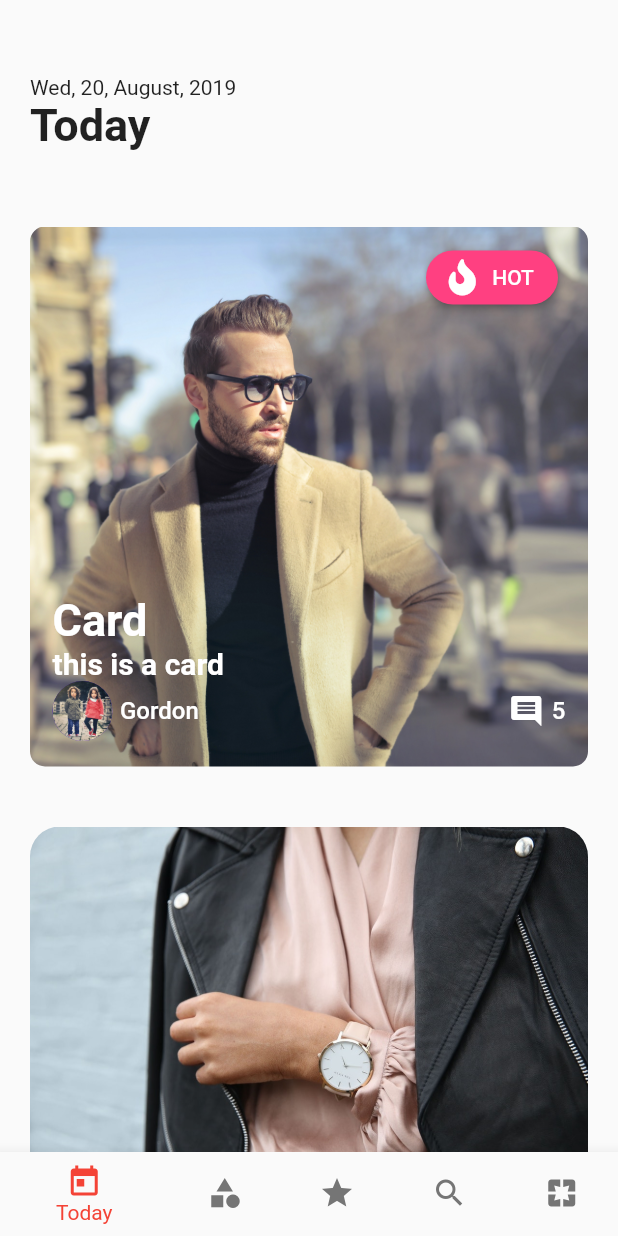
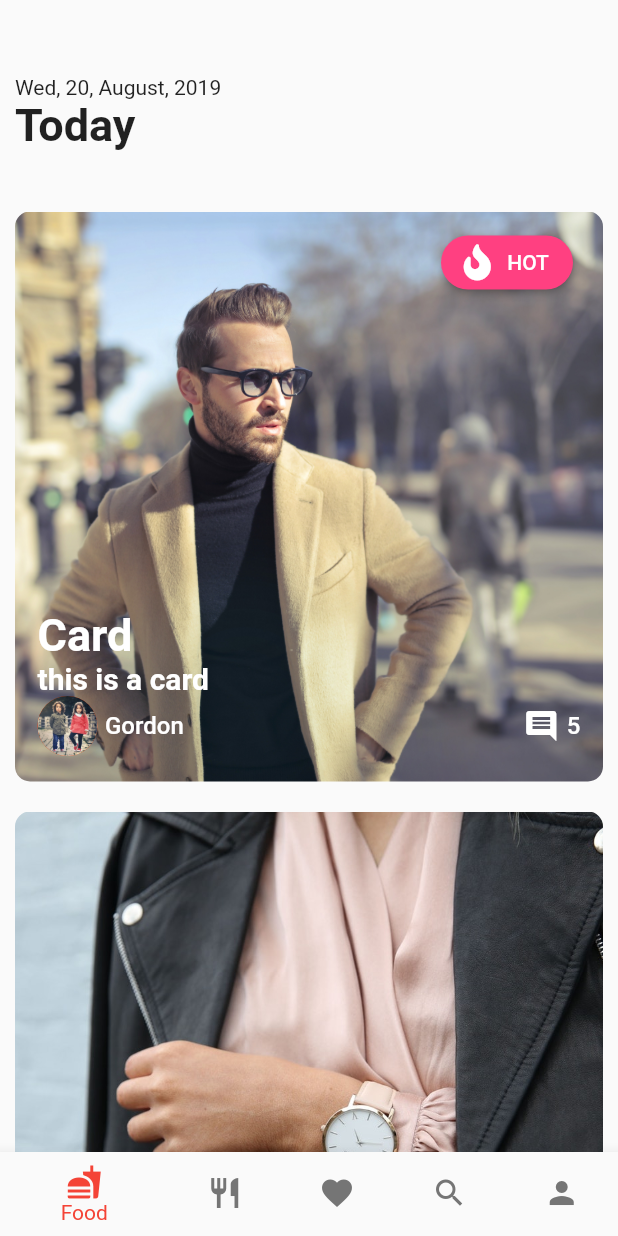
Before and after one commit to alphaolomi/food-app, a Flutter app: the HomePage screen opened by its route, on a phone screen of 412 x 824 dp. Run offline on Flutter 3.47's test engine with Material 2 defaults, Android fonts, the phone set to English and light mode, and no system bars; our stand-ins replace font_awesome_flutter.

Commit message:
add codes

```diff
--- a/lib/App.dart
+++ b/lib/App.dart
@@ -12,10 +12,11 @@ class App extends StatelessWidget {
     return MaterialApp(
       title: 'Food App',
       theme: ThemeData(
-        primarySwatch: Colors.deepPurple,
+        primarySwatch: Colors.deepOrange,
+        accentColor: Colors.deepOrangeAccent
       ),
       debugShowCheckedModeBanner: false,
-      home: LoginPage(),
+      home: HomePage(),
       routes: {
         loginPage: (BuildContext context) => LoginPage(),
         signIn: (BuildContext context) => LoginScreen(),
--- a/lib/model/album.dart
+++ b/lib/model/album.dart
@@ -9,18 +9,16 @@ class Album {
   final int comments;
   final bool showHome;
 
-  Album({
-      @required this.image,
+  Album(
+      {@required this.image,
       @required this.title,
       @required this.subTitle,
       @required this.profile,
       @required this.author,
       @required this.comments,
-      @required this.showHome
-      });
+      @required this.showHome});
+}
 
-
-}
 final List<Album> albums = <Album>[
   Album(
       author: "Gordon",
@@ -30,7 +28,6 @@ final List<Album> albums = <Album>[
       showHome: true,
       subTitle: 'this is a card',
       title: 'Card'),
-
   Album(
       author: "John Doe",
       comments: 35,
@@ -39,7 +36,6 @@ final List<Album> albums = <Album>[
       showHome: false,
       subTitle: 'Leopard by John Doe',
       title: 'Park wild'),
-
   Album(
       author: "Mary berry",
       comments: 15,
--- /dev/null
+++ b/lib/model/food.dart
@@ -0,0 +1,46 @@
+import 'package:flutter/foundation.dart';
+
+class Food {
+  final String image;
+  final String title;
+  final String subTitle;
+  final String thumbnail;
+  final String author;
+  final int comments;
+  final int rating;
+  final bool showHome;
+
+  Food({
+    @required this.image,
+    @required this.title,
+    @required this.subTitle,
+    @required this.thumbnail,
+    @required this.author,
+    @required this.comments,
+    @required this.rating,
+    @required this.showHome,
+  });
+}
+
+final List<Food> foods = <Food>[
+  Food(
+    title: 'Chicken Burger',
+    comments: 5,
+    rating: 4,
+    image: 'assets/images/a.jpg',
+    thumbnail: 'assets/images/foods/b.jpeg',
+    showHome: true,
+    subTitle: 'Mzigo mzitoo balaaa',
+    author: "By Shafii",
+  ),
+  Food(
+    title: 'Burger Masala',
+    comments: 35,
+    rating: 4,
+    image: 'assets/images/foods/a.jpeg',
+    thumbnail: 'assets/images/e.jpeg',
+    showHome: false,
+    subTitle: 'Best burger in Tanzania',
+    author: "By Veda",
+  ),
+];
--- a/lib/views/pages/home_page.dart
+++ b/lib/views/pages/home_page.dart
@@ -36,34 +36,24 @@ class _HomePageState extends State<HomePage> {
           currentIndex: _selectedIndex,
           items: [
             BottomNavigationBarItem(
-              icon: Icon(Icons.today),
-              title: Text(
-                'Today',
-              ),
+              icon: Icon(Icons.fastfood),
+              title: Text('Food'),
             ),
             BottomNavigationBarItem(
-              icon: Icon(Icons.category),
-              title: Text(
-                'Categories',
-              ),
+              icon: Icon(Icons.restaurant),
+              title: Text('Providers'),
             ),
             BottomNavigationBarItem(
-              icon: Icon(Icons.star),
-              title: Text(
-                'Discover',
-              ),
+              icon: Icon(Icons.favorite),
+              title: Text('Favorites'),
             ),
             BottomNavigationBarItem(
               icon: Icon(Icons.search),
-              title: Text(
-                'Search',
-              ),
+              title: Text('Search'),
             ),
             BottomNavigationBarItem(
-              icon: Icon(Icons.pages),
-              title: Text(
-                'Pages',
-              ),
+              icon: Icon(Icons.person),
+              title: Text('Profile'),
             )
           ],
         ));
--- a/lib/views/screens/today_screen.dart
+++ b/lib/views/screens/today_screen.dart
@@ -1,10 +1,7 @@
-import 'package:flutter/material.dart';
 import 'package:FoodApp/model/album.dart';
 import 'package:FoodApp/views/componets/cards/album_card.dart';
-import 'package:FoodApp/views/componets/cards/detailed_news_card.dart';
-import 'package:FoodApp/views/componets/cards/image_text_card.dart';
-import 'package:FoodApp/views/componets/cards/side_detail_card.dart';
 import 'package:FoodApp/views/componets/header/simple_header.dart';
+import 'package:flutter/material.dart';
 
 class TodayScreen extends StatelessWidget {
   @override
@@ -16,73 +13,21 @@ class TodayScreen extends StatelessWidget {
           SimpleHeader(
             date: 'Wed, 20, August, 2019',
             day: 'Today',
-            padding: 20,
+            padding: 10,
           ),
         ])),
         SliverList(
           delegate: SliverChildBuilderDelegate(
             (BuildContext context, int index) {
-              return index.isEven
-                  ? AlbumCard(
-                      album: albums[index],
-                      showDetails: true,
-                      padding: 20,
-                    )
-                  : DetailedNews(
-                      album: albums[index],
-                      padding: 20,
-                    );
+              return AlbumCard(
+                album: albums[index],
+                showDetails: true,
+                padding: 10,
+              );
             },
             childCount: albums.length,
           ),
         ),
-        SliverList(
-            delegate: SliverChildListDelegate([
-          SimpleHeader(
-            date: 'Wed, 12, August, 2019',
-            day: 'Monday',
-            padding: 20,
-          ),
-        ])),
-        SliverGrid(
-          delegate:
-              SliverChildBuilderDelegate((BuildContext context, int index) {
-            return Padding(
-              padding: EdgeInsets.only(
-                  left: index.isEven ? 20 : 0, right: index.isOdd ? 20 : 0),
-              child: ImageText(
-                album: albums[index],
-              ),
-            );
-          }, childCount: albums.length),
-          gridDelegate: SliverGridDelegateWithFixedCrossAxisCount(
-            crossAxisCount: 2,
-            mainAxisSpacing: 5,
-            crossAxisSpacing: 5,
-          ),
-        ),
-        SliverList(
-            delegate: SliverChildListDelegate([
-          SimpleHeader(
-            date: 'Thu, 12, August, 2019',
-            day: 'Sunday',
-            padding: 20,
-          ),
-        ])),
-        SliverList(
-            delegate: SliverChildBuilderDelegate((BuildContext context, int index) {
-              return Padding(
-                padding: EdgeInsets.only(left: 20, right: 20),
-                child: ImageText(album: albums[index],),
-              );
-            },
-            childCount: 1
-            )),
-            SliverList(
-            delegate: SliverChildBuilderDelegate((BuildContext context, int index) {
-              return SideDetail(album: albums[index],);
-            },
-            childCount: 3)),
       ],
     );
   }
--- a/pubspec.yaml
+++ b/pubspec.yaml
@@ -31,6 +31,11 @@ flutter:
     - assets/images/d.jpg
     - assets/images/e.jpeg
     - assets/images/f.jpeg
+    - assets/images/foods/a.jpeg
+    - assets/images/foods/b.jpeg
+    - assets/images/foods/c.jpg
+    - assets/images/foods/d.jpeg
+    - assets/images/foods/p.jpeg
 
     - assets/images/categories/camera.png
     - assets/images/categories/church.png
@@ -40,6 +45,7 @@ flutter:
     - assets/images/categories/puzzle.png
     - assets/images/categories/radio.png
     - assets/images/categories/travel.png
+
   # fonts:
   #   - family: Schyler
   #     fonts:
```
Also changed, not shown: lib/views/componets/cards/food_card.dart (added, +126 -0 lines), lib/views/pages/login_page.dart (+11 -10 lines), lib/views/pages/sign_up_page.dart (+23 -17 lines), pubspec.lock. Lines whose indentation alone changed are shown as unchanged.
